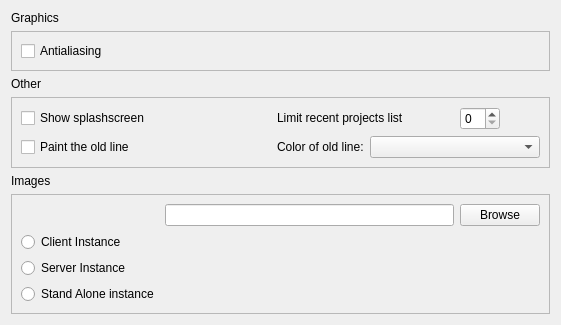
The window that qrgui/dialogs/preferencesPages/miscellaniousPage.ui (Natalie-S/qreal) describes before a commit, drawn with Qt 5.
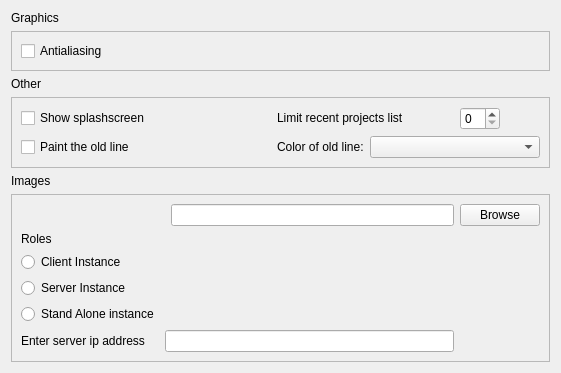
The same window after the commit.

Commit message: Default role was set to "stand alone". Last server address is memorized to SettingsMabager and is shown when choosing Client role.

```diff
--- a/qrgui/dialogs/preferencesPages/miscellaniousPage.ui
+++ b/qrgui/dialogs/preferencesPages/miscellaniousPage.ui
@@ -7,7 +7,7 @@
     <x>0</x>
     <y>0</y>
     <width>561</width>
-    <height>325</height>
+    <height>355</height>
    </rect>
   </property>
   <property name="sizePolicy">
@@ -195,30 +195,7 @@
       <enum>QFrame::Raised</enum>
      </property>
      <layout class="QGridLayout" name="gridLayout_3">
-      <item row="0" column="1">
-       <widget class="QLineEdit" name="imagesPathEdit"/>
-      </item>
-      <item row="0" column="2">
-       <widget class="QPushButton" name="imagesPathBrowseButton">
-        <property name="text">
-         <string>Browse</string>
-        </property>
-       </widget>
-      </item>
-      <item row="4" column="1">
-       <spacer name="verticalSpacer">
-        <property name="orientation">
-         <enum>Qt::Vertical</enum>
-        </property>
-        <property name="sizeHint" stdset="0">
-         <size>
-          <width>20</width>
-          <height>40</height>
-         </size>
-        </property>
-       </spacer>
-      </item>
-      <item row="1" column="0">
+      <item row="3" column="0">
        <widget class="QRadioButton" name="clientRole">
         <property name="text">
          <string>Client Instance</string>
@@ -228,7 +205,7 @@
         </attribute>
        </widget>
       </item>
-      <item row="2" column="0">
+      <item row="7" column="0">
        <widget class="QRadioButton" name="serverRole">
         <property name="text">
          <string>Server Instance</string>
@@ -238,7 +215,7 @@
         </attribute>
        </widget>
       </item>
-      <item row="3" column="0">
+      <item row="8" column="0">
        <widget class="QRadioButton" name="standAloneRole">
         <property name="text">
          <string>Stand Alone instance</string>
@@ -248,6 +225,46 @@
         </attribute>
        </widget>
       </item>
+      <item row="0" column="3">
+       <widget class="QPushButton" name="imagesPathBrowseButton">
+        <property name="text">
+         <string>Browse</string>
+        </property>
+       </widget>
+      </item>
+      <item row="0" column="2">
+       <widget class="QLineEdit" name="imagesPathEdit"/>
+      </item>
+      <item row="2" column="0">
+       <widget class="QLabel" name="label_10">
+        <property name="text">
+         <string>Roles</string>
+        </property>
+       </widget>
+      </item>
+      <item row="10" column="0">
+       <widget class="QLabel" name="label_11">
+        <property name="text">
+         <string>Enter server ip address</string>
+        </property>
+       </widget>
+      </item>
+      <item row="11" column="2">
+       <spacer name="verticalSpacer">
+        <property name="orientation">
+         <enum>Qt::Vertical</enum>
+        </property>
+        <property name="sizeHint" stdset="0">
+         <size>
+          <width>20</width>
+          <height>40</height>
+         </size>
+        </property>
+       </spacer>
+      </item>
+      <item row="10" column="1" colspan="2">
+       <widget class="QLineEdit" name="ipAddressEdit"/>
+      </item>
      </layout>
     </widget>
    </item>
```
The commit also changes 11 other files.
